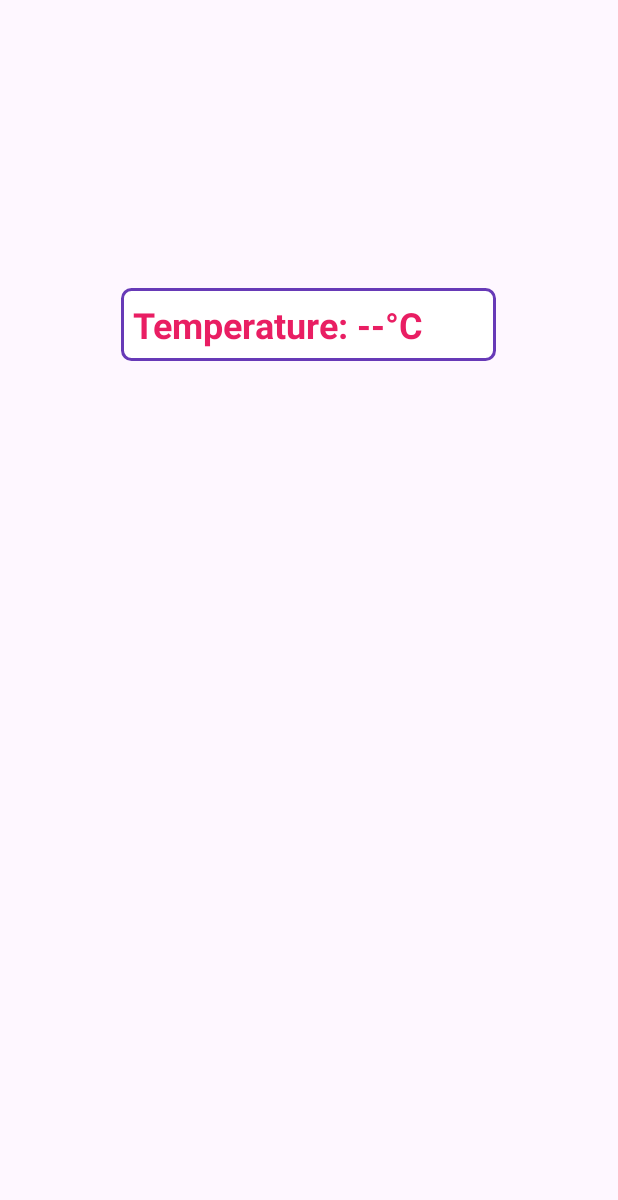
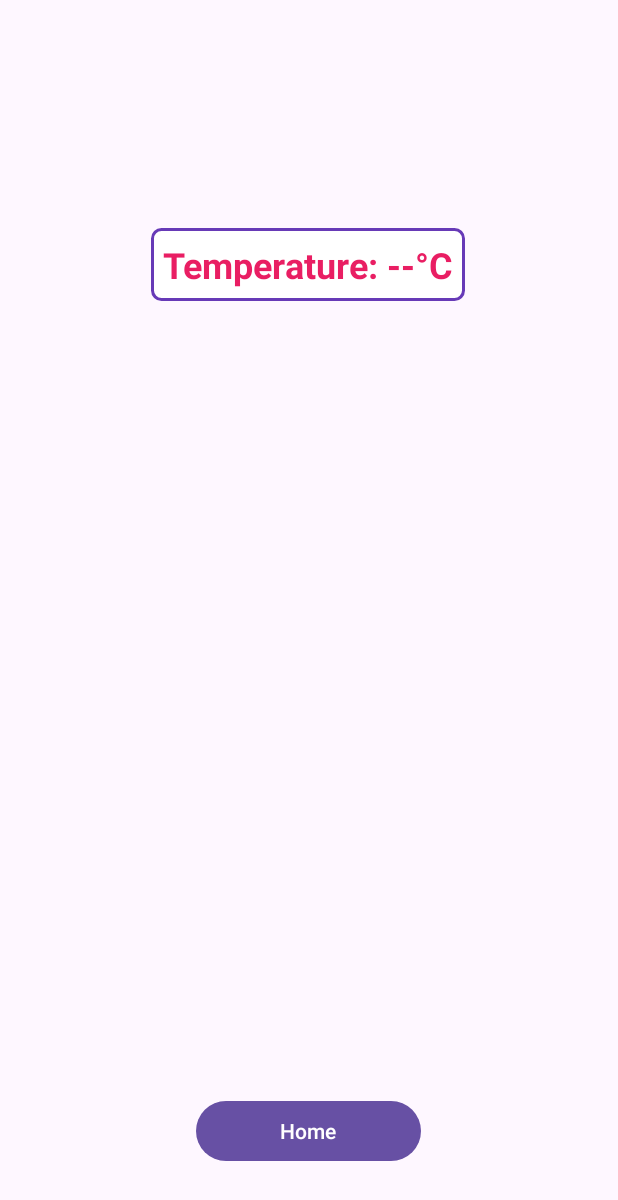
Before and after one commit to DMR3-code/EEI4369-Lab, an Android app: the SensorActivity screen opened directly, with no data from a screen before it, on a phone screen of 412 x 824 dp. Shown: the top 1200 px of the screen. Run offline under Robolectric (Android 15) with nearby library versions, the light colour scheme and no system bars.

Commit message:
Refactor: Adjust constraints and UI elements in login and sensor screens
This commit refactors the UI layouts for the main (login) and sensor activities:

**activity_main.xml (Login Screen):**
- Adjusted vertical constraints for `background_image`, `SIDtext`, `Usernametext`, `Passwordtext`, and `avatar` to improve layout responsiveness.
- Removed specific top/bottom margin values for `Usernametext` and `Passwordtext`, relying more on constraints.
- Modified `Usernametext` to be constrained relative to the `avatar` image.
- Removed `android:importantForAutofill="no"` from `Usernametext` as its presence was likely redundant or handled by default behavior.

**activity_sensor.xml (Sensor Screen):**
- Changed `temperatureText` `layout_width` from `250dp` to `wrap_content` for more flexible text display.
- Removed specific top margin from `temperatureText` and centered it vertically and horizontally with bias.
- Added a "Home" `Button` to the layout, constrained to the bottom center of the screen, allowing navigation back.

```diff
--- a/app/src/main/res/layout/activity_sensor.xml
+++ b/app/src/main/res/layout/activity_sensor.xml
@@ -10,16 +10,29 @@
 
     <TextView
         android:id="@+id/temperatureText"
-        android:layout_width="250dp"
+        android:layout_width="wrap_content"
         android:layout_height="wrap_content"
-        android:layout_marginTop="192dp"
         android:background="@drawable/edittext_border"
         android:text="Temperature: --°C"
         android:textColor="#E91E63"
         android:textSize="24sp"
         android:textStyle="bold"
+        app:layout_constraintBottom_toBottomOf="parent"
         app:layout_constraintEnd_toEndOf="parent"
         app:layout_constraintHorizontal_bias="0.497"
         app:layout_constraintStart_toStartOf="parent"
-        app:layout_constraintTop_toTopOf="parent" />
+        app:layout_constraintTop_toTopOf="parent"
+        app:layout_constraintVertical_bias="0.196" />
+
+    <Button
+        android:id="@+id/button"
+        android:layout_width="150dp"
+        android:layout_height="wrap_content"
+        android:text="Home"
+        app:layout_constraintBottom_toBottomOf="parent"
+        app:layout_constraintEnd_toEndOf="parent"
+        app:layout_constraintHorizontal_bias="0.498"
+        app:layout_constraintStart_toStartOf="parent"
+        app:layout_constraintTop_toTopOf="parent"
+        app:layout_constraintVertical_bias="0.941" />
 </androidx.constraintlayout.widget.ConstraintLayout>
```
Also changed, not shown: app/src/main/res/layout/activity_main.xml (+8 -11 lines).
